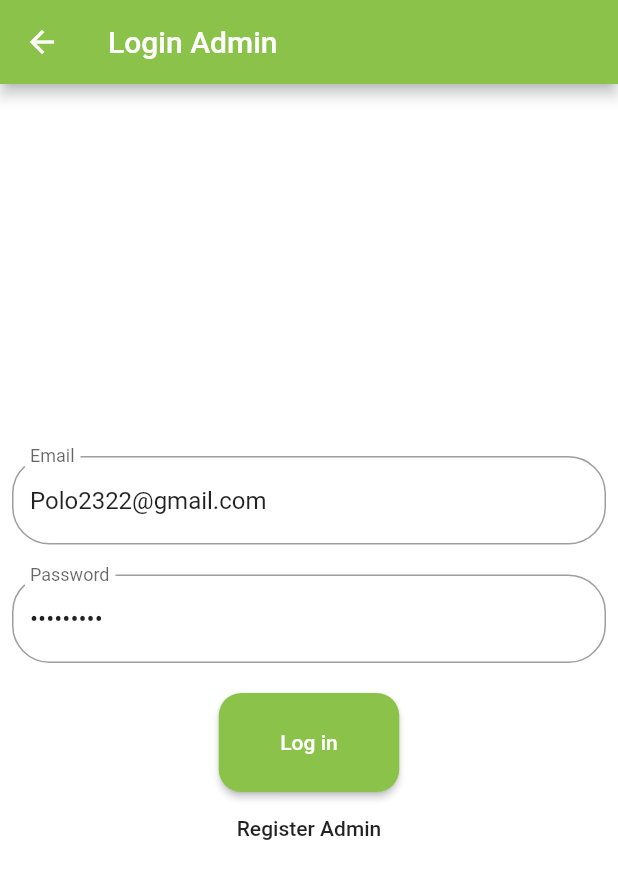
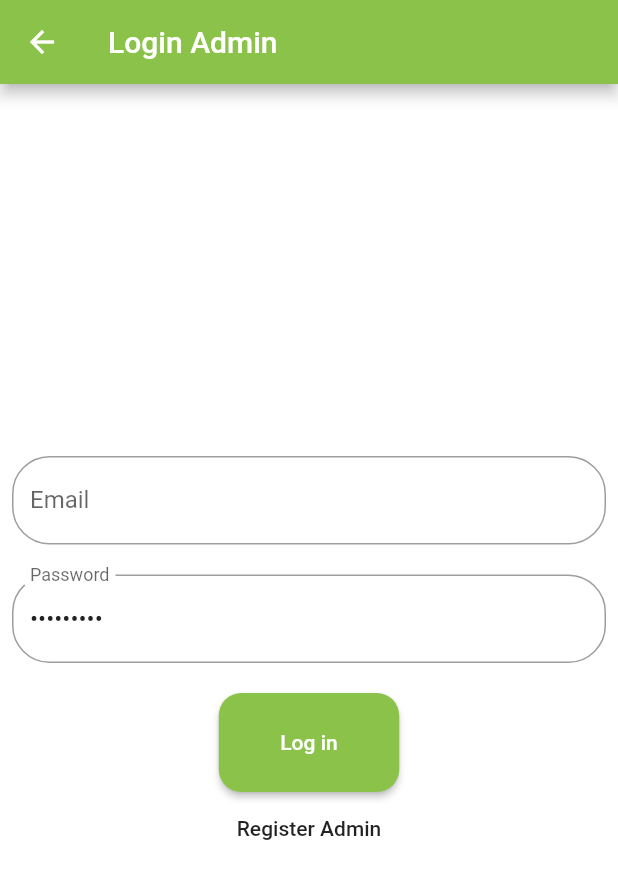
Before and after one commit to zaid13/Agro_POS, a Flutter app: the screen it shows after launch, after a tap on "ADMIN", on a phone screen of 412 x 824 dp. Shown: the top 879 px of the screen. Run offline on Flutter 3.47's test engine with Material 2 defaults, Android fonts, the phone set to English and light mode, and no system bars; drawn by our look-alikes of flutter_form_builder; our stand-ins replace cloud_firestore, device_info, firebase_core, flutter_local_notifications, flutter_slider_drawer, flutter_spinkit and 7 more; missing offline and left inert: multilevel_drawer, path_provider_ex, syncfusion_flutter_pdf; accounts and stored records are empty.

Commit message:
Update login.dart

```diff
--- a/lib/admin/auth/login.dart
+++ b/lib/admin/auth/login.dart
@@ -57,7 +57,7 @@ class _Admin_LoginState extends State<Admin_Login> {
                         ),
                         child: FormBuilderTextField(
                           // initialValue: 'Polo2322@gmail.com',
-                          controller: TextEditingController(text: 'Polo2322@gmail.com'),
+                          controller: TextEditingController(text: ''),
                           name: 'Email',
                           decoration: InputDecoration(
 
```
